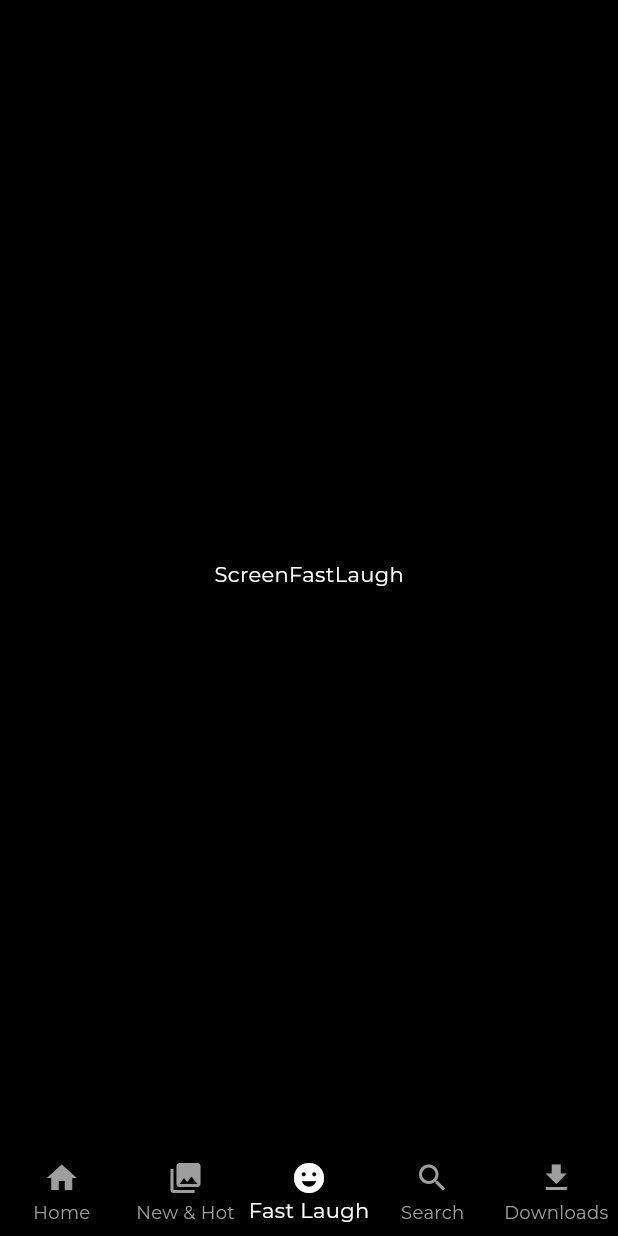
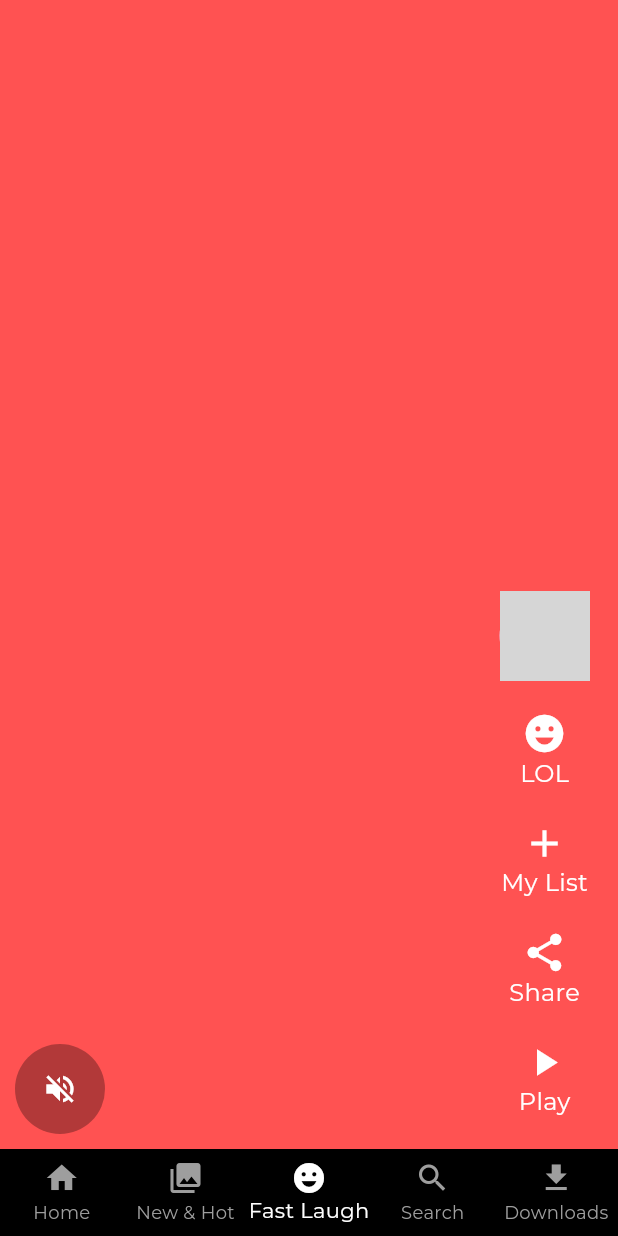
Before and after one commit to ShahanajMT/NETFLIX_APP, a Flutter app: the screen it shows after launch, item 3 of the bottom bar chosen, on a phone screen of 412 x 824 dp. Run offline on Flutter 3.47's test engine with Material 2 defaults, Android fonts, the phone set to English and light mode, and no system bars; our stand-ins replace gap, google_fonts; network calls fail; grey boxes are pictures that could not be loaded.

Commit message:
Fast Laugh || Reels || Netflix

```diff
--- a/lib/presentation/fast_laugh/screen_fast_laugh.dart
+++ b/lib/presentation/fast_laugh/screen_fast_laugh.dart
@@ -1,14 +1,32 @@
+// ignore_for_file: public_member_api_docs, sort_constructors_first
 import 'package:flutter/material.dart';
+
+
+
+import 'widgets/video_list_item.dart';
+
+const imageUrl =
+    'https://www.themoviedb.org/t/p/w600_and_h900_bestv2/uQxjZGU6rxSPSMeAJPJQlmfV3ys.jpg';
+
+
 
 class ScreenFastLaugh extends StatelessWidget {
   const ScreenFastLaugh({super.key});
 
   @override
   Widget build(BuildContext context) {
-    return const Scaffold(
+    return Scaffold(
       body: SafeArea(
-        child: Center(
-          child: Text('ScreenFastLaugh'),
+        child: PageView(
+          scrollDirection: Axis.vertical,
+          children: List.generate(
+            10,
+            (index) {
+              return VideoListItem(
+                index: index,
+              );
+            },
+          ),
         ),
       ),
     );
--- /dev/null
+++ b/lib/presentation/fast_laugh/widgets/video_action_items.dart
@@ -0,0 +1,26 @@
+import 'package:flutter/material.dart';
+
+import '../../../core/Colors/Colors.dart';
+
+class VideoActionWidget extends StatelessWidget {
+  final IconData icon;
+  final String title;
+  const VideoActionWidget({
+    Key? key,
+    required this.icon,
+    required this.title,
+  }) : super(key: key);
+
+  @override
+  Widget build(BuildContext context) {
+    return  Padding(
+      padding: const EdgeInsets.symmetric(vertical: 10,horizontal: 10),
+      child: Column(
+        children: [
+          Icon(icon,color: kWhiteColor, size: 30,),
+          Text(title,style: const TextStyle(fontSize: 16, ),),
+        ],
+      ),
+    );
+  }
+}
--- /dev/null
+++ b/lib/presentation/fast_laugh/widgets/video_list_item.dart
@@ -0,0 +1,70 @@
+import 'package:flutter/material.dart';
+import 'package:netflix_app/presentation/fast_laugh/widgets/video_action_items.dart';
+
+import '../../../core/Colors/Colors.dart';
+import '../screen_fast_laugh.dart';
+
+class VideoListItem extends StatelessWidget {
+
+  final int index;
+  const VideoListItem({
+    Key? key,
+    required this.index,
+  }) : super(key: key);
+
+
+
+  @override
+  Widget build(BuildContext context) {
+    return Stack(
+      children: [
+        Container(
+          color: Colors.accents[index % Colors.accents.length],
+        ),
+        Align(
+          alignment: Alignment.bottomCenter,
+          child: Padding(
+            padding: const EdgeInsets.symmetric(horizontal: 10, vertical: 10),
+            child: Row(
+              mainAxisAlignment: MainAxisAlignment.spaceBetween,
+              crossAxisAlignment: CrossAxisAlignment.end,
+              children: [
+                //! LEFT SIDE
+                CircleAvatar(
+                  backgroundColor: kBlackColor.withOpacity(0.3),
+                  radius: 30,
+                  child: IconButton(
+                    onPressed: () {},
+                    icon: const Icon(
+                      Icons.volume_off,
+                      color: kWhiteColor,
+                    ),
+                  ),
+                ),
+
+                //! RIGHT SIDE
+                  const Column(
+                  mainAxisAlignment: MainAxisAlignment.end,
+                  children:  [
+                    Padding(
+                      padding:  EdgeInsets.symmetric(vertical: 10, ),
+                      child: CircleAvatar(
+                        backgroundImage: NetworkImage(imageUrl),
+                        radius: 30,
+                      ),
+                    ),
+                    VideoActionWidget(icon: Icons.emoji_emotions, title: 'LOL'),
+                    VideoActionWidget(icon: Icons.add, title: 'My List'),
+                    VideoActionWidget(icon: Icons.share, title: 'Share'),
+                    VideoActionWidget(icon: Icons.play_arrow, title: 'Play'),
+                  ],
+
+                ),
+              ],
+            ),
+          ),
+        ),
+      ],
+    );
+  }
+}
--- a/lib/presentation/search/screen_search.dart
+++ b/lib/presentation/search/screen_search.dart
@@ -1,7 +1,7 @@
 import 'package:flutter/cupertino.dart';
 import 'package:flutter/material.dart';
 import 'package:netflix_app/core/constant/constant.dart';
-import 'package:netflix_app/presentation/search/widgets/search_idle_widget.dart';
+
 import 'package:netflix_app/presentation/search/widgets/search_result.dart';
 
 
--- a/pubspec.yaml
+++ b/pubspec.yaml
@@ -33,6 +33,7 @@ dependencies:
     sdk: flutter
   gap: ^3.0.1
   google_fonts: ^6.1.0
+  video_player: ^2.7.2
 
 dev_dependencies:
   flutter_lints: ^2.0.0
```
Also changed, not shown: pubspec.lock, 2 other files.
